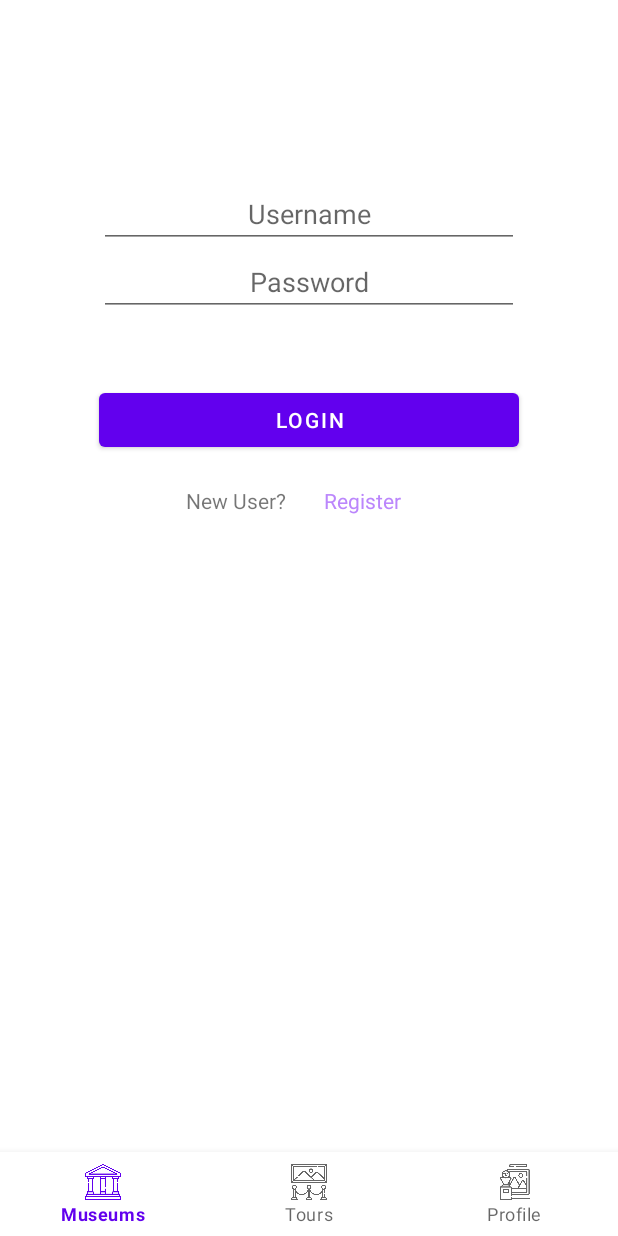
After one commit to SirChardash/piria-android, an Android app: the fragment LoginFragment placed in its activity, on a phone screen of 412 x 824 dp. The commit adds this screen. Run offline under Robolectric (Android 15) with nearby library versions, the phone set to English and light mode, and no system bars.

Commit message:
Setup somewhat usable login flow

```diff
--- a/app/src/main/java/com/sirchardash/piria/ApplicationComponent.java
+++ b/app/src/main/java/com/sirchardash/piria/ApplicationComponent.java
@@ -14,4 +14,6 @@ public interface ApplicationComponent {
 
     void inject(MuseumsFragment museumsFragment);
 
+    void inject(LoginFragment loginFragment);
+
 }
--- /dev/null
+++ b/app/src/main/java/com/sirchardash/piria/LoginFragment.java
@@ -0,0 +1,71 @@
+package com.sirchardash.piria;
+
+import android.content.Context;
+import android.os.Bundle;
+import android.view.LayoutInflater;
+import android.view.View;
+import android.view.ViewGroup;
+
+import androidx.annotation.NonNull;
+import androidx.fragment.app.Fragment;
+
+import com.sirchardash.piria.auth.UserService;
+import com.sirchardash.piria.databinding.FragmentLoginBinding;
+import com.sirchardash.piria.repository.SimpleCallback;
+
+import javax.inject.Inject;
+
+
+public class LoginFragment extends Fragment {
+
+    @Inject
+    UserService authenticator;
+
+    private FragmentLoginBinding binding;
+
+    @Override
+    public void onAttach(@NonNull Context context) {
+        ((PiriaApplication) requireContext().getApplicationContext()).applicationComponent.inject(this);
+        super.onAttach(context);
+    }
+
+    @Override
+    public void onCreate(Bundle savedInstanceState) {
+        super.onCreate(savedInstanceState);
+    }
+
+    @Override
+    public View onCreateView(LayoutInflater inflater, ViewGroup container,
+                             Bundle savedInstanceState) {
+//        return inflater.inflate(R.layout.fragment_login, container, false);
+        binding = FragmentLoginBinding.inflate(inflater, container, false);
+        return binding.getRoot();
+    }
+
+    public void onViewCreated(@NonNull View view, Bundle savedInstanceState) {
+        super.onViewCreated(view, savedInstanceState);
+        binding.loginButton.setOnClickListener(view1 -> {
+            System.out.println("did a cliccko");
+            System.out.println(binding.usernameInput.getText().toString());
+            System.out.println(binding.passwordInput.getText().toString());
+            authenticator.login(
+                    binding.usernameInput.getText().toString(),
+                    binding.passwordInput.getText().toString(),
+                    new SimpleCallback<>(
+                            response -> {
+                                System.out.println(response.code());
+                                System.out.println("heeheheheh");
+                                if (response.isSuccessful()) {
+                                    authenticator.setAccessToken(response.body());
+                                    System.out.println("successso");
+                                    getActivity().getSupportFragmentManager().popBackStack();
+                                }
+                            },
+                            error -> {
+                            }
+                    ));
+        });
+    }
+
+
+}
--- a/app/src/main/java/com/sirchardash/piria/repository/RepositoryModule.java
+++ b/app/src/main/java/com/sirchardash/piria/repository/RepositoryModule.java
@@ -69,10 +69,7 @@ public class RepositoryModule {
     @Provides
     @Singleton
     public UserService userService(KeycloakRepository keycloakRepository) {
-        UserService userService = new UserService(keycloakRepository);
-        userService.login("ad", "min");
-
-        return userService;
+        return new UserService(keycloakRepository);
     }
 
     @Provides
--- /dev/null
+++ b/app/src/main/res/layout/fragment_login.xml
@@ -0,0 +1,73 @@
+<?xml version="1.0" encoding="utf-8"?>
+<androidx.constraintlayout.widget.ConstraintLayout xmlns:android="http://schemas.android.com/apk/res/android"
+    xmlns:app="http://schemas.android.com/apk/res-auto"
+    xmlns:tools="http://schemas.android.com/tools"
+    android:id="@+id/ConstraintLayout"
+    android:layout_width="match_parent"
+    android:layout_height="match_parent"
+    tools:context=".LoginFragment">
+
+    <Button
+        android:id="@+id/loginButton"
+        android:layout_width="280dp"
+        android:layout_height="wrap_content"
+        android:layout_marginTop="45dp"
+        android:text="LOGIN"
+        app:layout_constraintEnd_toEndOf="parent"
+        app:layout_constraintStart_toStartOf="parent"
+        app:layout_constraintTop_toBottomOf="@+id/passwordInput" />
+
+    <EditText
+        android:id="@+id/passwordInput"
+        android:layout_width="280dp"
+        android:layout_height="45dp"
+        android:ems="10"
+        android:hint="Password"
+        android:inputType="textPassword"
+        android:textAlignment="center"
+        android:textColorHighlight="@color/purple_200"
+        android:textColorLink="@color/purple_200"
+        app:layout_constraintEnd_toEndOf="parent"
+        app:layout_constraintStart_toStartOf="parent"
+        app:layout_constraintTop_toBottomOf="@+id/usernameInput" />
+
+    <EditText
+        android:id="@+id/usernameInput"
+        android:layout_width="280dp"
+        android:layout_height="45dp"
+        android:layout_marginTop="120dp"
+        android:ems="10"
+        android:hint="Username"
+        android:inputType="textPersonName"
+        android:textAlignment="center"
+        android:textAppearance="@style/TextAppearance.AppCompat.Small"
+        android:textColorHighlight="@color/purple_200"
+        android:textColorLink="@color/purple_200"
+        android:textSize="18sp"
+        app:layout_constraintEnd_toEndOf="parent"
+        app:layout_constraintStart_toStartOf="parent"
+        app:layout_constraintTop_toTopOf="parent" />
+
+    <TextView
+        android:id="@+id/newUserLabel"
+        android:layout_width="wrap_content"
+        android:layout_height="wrap_content"
+        android:layout_marginStart="124dp"
+        android:layout_marginTop="20dp"
+        android:text="New User?"
+        app:layout_constraintStart_toStartOf="parent"
+        app:layout_constraintTop_toBottomOf="@+id/loginButton" />
+
+    <TextView
+        android:id="@+id/registerButton"
+        android:layout_width="wrap_content"
+        android:layout_height="wrap_content"
+        android:layout_marginTop="20dp"
+        android:layout_marginEnd="120dp"
+        android:text="Register"
+        android:textColor="@color/purple_200"
+        app:layout_constraintEnd_toEndOf="parent"
+        app:layout_constraintStart_toEndOf="@+id/newUserLabel"
+        app:layout_constraintTop_toBottomOf="@+id/loginButton" />
+
+</androidx.constraintlayout.widget.ConstraintLayout>
```
Also changed, not shown: app/src/main/java/com/sirchardash/piria/MuseumsFragment.java (+11 -2 lines), app/src/main/java/com/sirchardash/piria/auth/UserService.java (+12 -13 lines).
